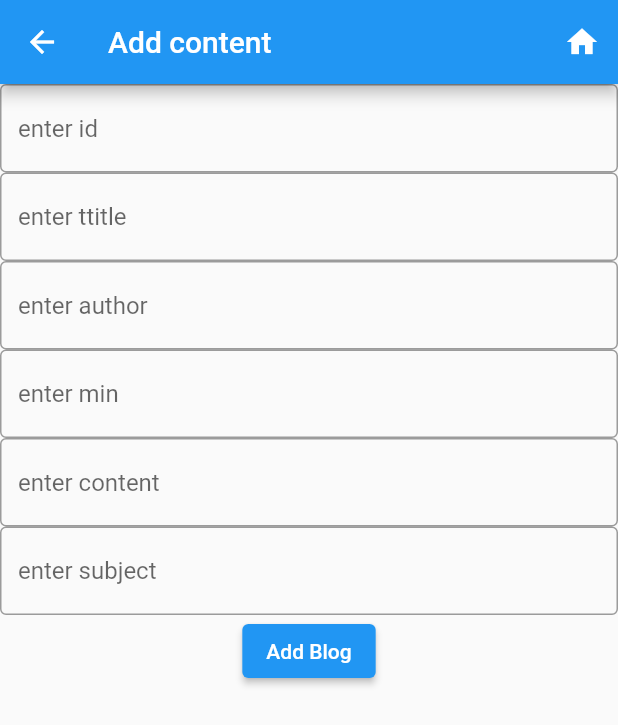
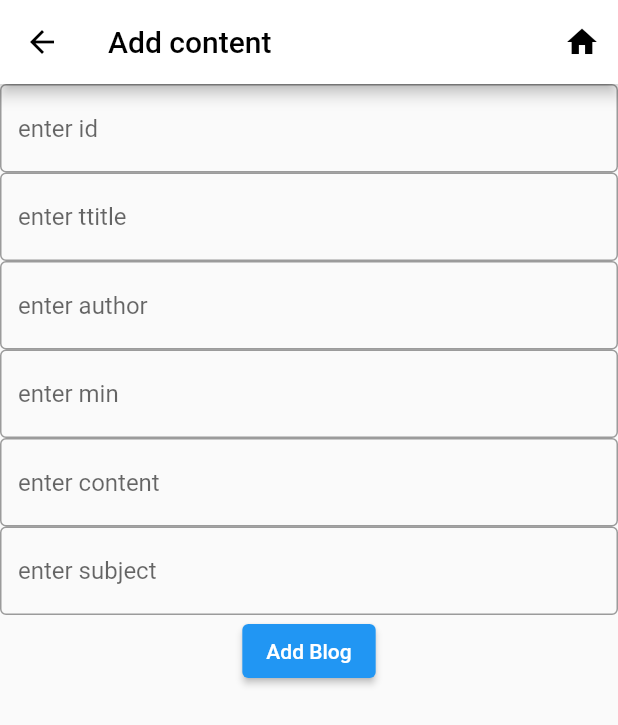
Before and after one commit to Flutter-GG/HW-2, a Flutter app: the screen it shows after launch, after a tap on the "add box" icon, on a phone screen of 412 x 824 dp. Shown: the top 725 px of the screen. Run offline on Flutter 3.47's test engine with Material 2 defaults, Android fonts, the light colour scheme and no system bars; network calls fail.

Commit message:
change apppar color and back button color

```diff
--- a/myproject/lib/view/add_screen.dart
+++ b/myproject/lib/view/add_screen.dart
@@ -22,10 +22,21 @@ class _AddpageState extends State<Addpage> {
   @override
   Widget build(BuildContext context) {
     return Scaffold(
-      appBar: AppBar(title: Text("Add content"), actions: [
-        IconButton(
-            onPressed: () => context.gitpush(Home()), icon: Icon(Icons.home)),
-      ]),
+      appBar: AppBar(
+          backgroundColor: Colors.white,
+          iconTheme: IconThemeData(color: Colors.black),
+          title: Text(
+            "Add content",
+            style: TextStyle(color: Colors.black),
+          ),
+          actions: [
+            IconButton(
+                onPressed: () => context.gitpush(Home()),
+                icon: Icon(
+                  Icons.home,
+                  color: Colors.black,
+                )),
+          ]),
       body: SingleChildScrollView(
         child: Column(
           children: [
--- a/myproject/lib/view/home_screen.dart
+++ b/myproject/lib/view/home_screen.dart
@@ -15,14 +15,20 @@ class _HomeState extends State<Home> {
   Widget build(BuildContext context) {
     return Scaffold(
         appBar: AppBar(
+          backgroundColor: Colors.white,
           leading: const Align(
             alignment: Alignment.center,
             child: Text(
               "Home",
-              style: TextStyle(fontSize: 20),
+              style: TextStyle(fontSize: 20, color: Colors.black),
             ),
           ),
-          actions: [Icon(Icons.notifications_none_outlined)],
+          actions: [
+            Icon(
+              Icons.notifications_none_outlined,
+              color: Colors.black,
+            )
+          ],
         ),
         floatingActionButtonLocation: FloatingActionButtonLocation.endFloat,
         floatingActionButton: Column(
--- a/myproject/lib/view/search_screen.dart
+++ b/myproject/lib/view/search_screen.dart
@@ -19,7 +19,8 @@ class _SearchState extends State<Search> {
   Widget build(BuildContext context) {
     return Scaffold(
       appBar: AppBar(
-        backgroundColor: Colors.black,
+        backgroundColor: Colors.white,
+        elevation: 0,
         title: Container(
           width: double.infinity,
           height: 40,
@@ -29,7 +30,10 @@ class _SearchState extends State<Search> {
             child: TextField(
               controller: controller,
               decoration: InputDecoration(
+                filled: true,
+                fillColor: Colors.grey[300],
                 prefixIcon: Icon(Icons.search),
+                suffixIcon: Icon(Icons.not_interested_outlined),
                 hintText: "search",
               ),
               onChanged: (text) => searchblog(text),
```
Also changed, not shown: myproject/lib/view/read_screen.dart (+9 -1 lines).
